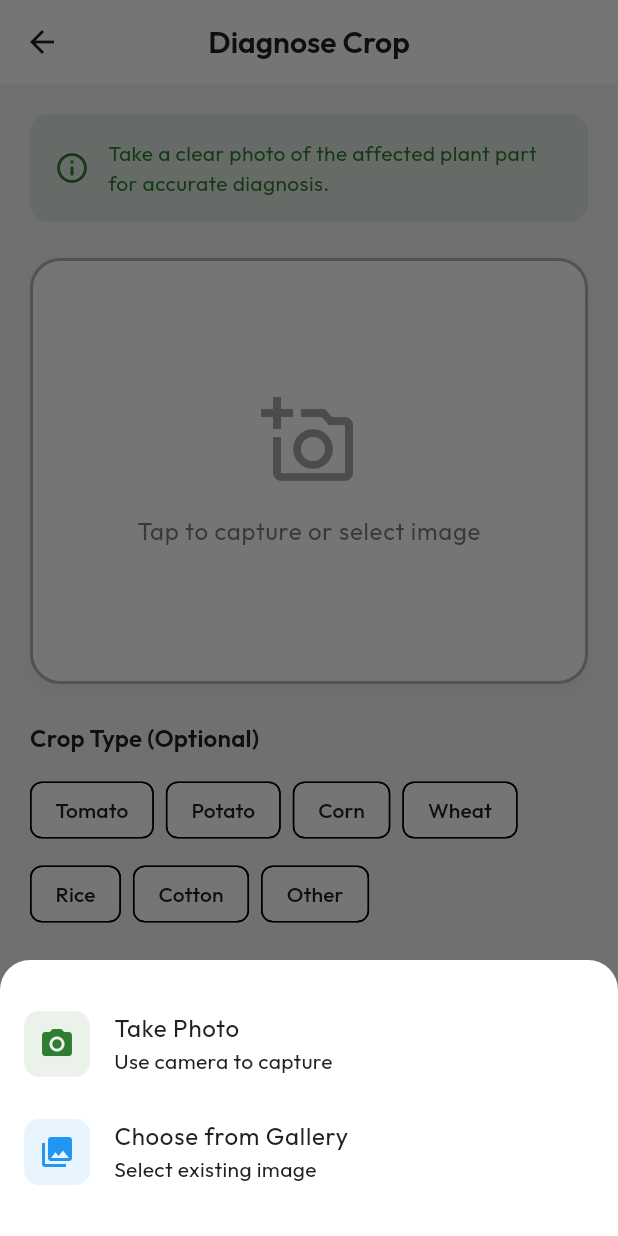
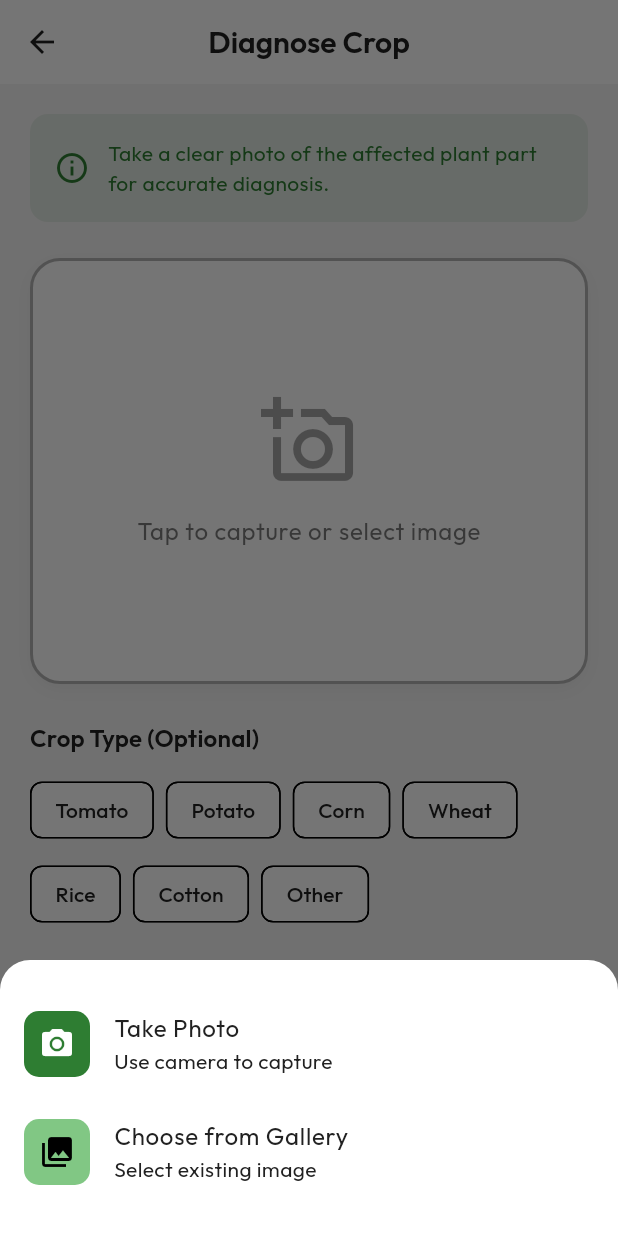
Before and after one commit to akshayks13/AI-Crop-Disease-Diagnosis-System, a Flutter app: the DiagnosisScreen screen opened by its route, after a tap on "Tap to capture or select image", on a phone screen of 412 x 824 dp. Run offline on Flutter 3.47's test engine with Material 3 defaults, Android fonts, the light colour scheme and no system bars; our stand-ins replace dio, flutter_dotenv, flutter_riverpod, flutter_secure_storage, flutter_tts, geolocator and 4 more; accounts and stored records are empty.

Commit message:
updated more pages to follow theme

```diff
--- a/frontend/flutter_app/lib/features/diagnosis/screens/diagnosis_screen.dart
+++ b/frontend/flutter_app/lib/features/diagnosis/screens/diagnosis_screen.dart
@@ -4,7 +4,6 @@ import 'package:flutter_riverpod/flutter_riverpod.dart';
 import 'package:image_picker/image_picker.dart';
 
 import '../../../../config/routes.dart';
-import '../../../../config/theme.dart';
 import '../../../../core/api/api_client.dart';
 import '../../../../core/api/api_config.dart';
 
@@ -51,9 +50,11 @@ class _DiagnosisScreenState extends ConsumerState<DiagnosisScreen> {
         });
       }
     } catch (e) {
-      ScaffoldMessenger.of(context).showSnackBar(
-        SnackBar(content: Text('Error picking image: $e')),
-      );
+      if (mounted) {
+        ScaffoldMessenger.of(context).showSnackBar(
+          SnackBar(content: Text('Error picking image: $e')),
+        );
+      }
     }
   }
 
@@ -101,6 +102,7 @@ class _DiagnosisScreenState extends ConsumerState<DiagnosisScreen> {
   @override
   Widget build(BuildContext context) {
     final theme = Theme.of(context);
+    final colorScheme = theme.colorScheme;
 
     return Scaffold(
       appBar: AppBar(
@@ -115,17 +117,17 @@ class _DiagnosisScreenState extends ConsumerState<DiagnosisScreen> {
             Container(
               padding: const EdgeInsets.all(16),
               decoration: BoxDecoration(
-                color: AppTheme.primaryGreen.withOpacity(0.1),
+                color: colorScheme.primary.withValues(alpha: 0.1),
                 borderRadius: BorderRadius.circular(12),
               ),
               child: Row(
                 children: [
-                  Icon(Icons.info_outline, color: AppTheme.primaryGreen),
+                  Icon(Icons.info_outline, color: colorScheme.primary),
                   const SizedBox(width: 12),
                   Expanded(
                     child: Text(
                       'Take a clear photo of the affected plant part for accurate diagnosis.',
-                      style: TextStyle(color: AppTheme.primaryGreen),
+                      style: TextStyle(color: colorScheme.primary),
                     ),
                   ),
                 ],
@@ -143,13 +145,13 @@ class _DiagnosisScreenState extends ConsumerState<DiagnosisScreen> {
                   color: theme.colorScheme.surface,
                   borderRadius: BorderRadius.circular(20),
                   border: Border.all(
-                    color: theme.colorScheme.outline.withOpacity(0.3),
+                    color: theme.colorScheme.outline.withValues(alpha: 0.3),
                     width: 2,
                     style: BorderStyle.solid,
                   ),
                   boxShadow: [
                     BoxShadow(
-                      color: Colors.black.withOpacity(0.05),
+                      color: Colors.black.withValues(alpha: 0.05),
                       blurRadius: 10,
                       offset: const Offset(0, 4),
                     ),
@@ -172,18 +174,18 @@ class _DiagnosisScreenState extends ConsumerState<DiagnosisScreen> {
                           Container(
                             padding: const EdgeInsets.symmetric(vertical: 12),
                             decoration: BoxDecoration(
-                              color: Colors.red.shade50,
+                              color: colorScheme.errorContainer,
                               borderRadius: const BorderRadius.vertical(bottom: Radius.circular(18)),
                             ),
                             child: Row(
                               mainAxisAlignment: MainAxisAlignment.center,
                               children: [
-                                Icon(Icons.delete_outline, color: Colors.red.shade700),
+                                Icon(Icons.delete_outline, color: colorScheme.onErrorContainer),
                                 const SizedBox(width: 8),
                                 Text(
                                   'Remove Image',
                                   style: TextStyle(
-                                    color: Colors.red.shade700,
+                                    color: colorScheme.onErrorContainer,
                                     fontWeight: FontWeight.bold,
                                   ),
                                 ),
@@ -200,13 +202,13 @@ class _DiagnosisScreenState extends ConsumerState<DiagnosisScreen> {
                             Icon(
                               Icons.add_a_photo_outlined,
                               size: 64,
-                              color: theme.colorScheme.onSurface.withOpacity(0.4),
+                              color: theme.colorScheme.onSurface.withValues(alpha: 0.4),
                             ),
                             const SizedBox(height: 16),
                             Text(
                               'Tap to capture or select image',
                               style: theme.textTheme.bodyLarge?.copyWith(
-                                color: theme.colorScheme.onSurface.withOpacity(0.6),
+                                color: theme.colorScheme.onSurface.withValues(alpha: 0.6),
                               ),
                             ),
                           ],
@@ -238,11 +240,12 @@ class _DiagnosisScreenState extends ConsumerState<DiagnosisScreen> {
                       _cropType = selected ? crop.toLowerCase() : null;
                     });
                   },
-                  selectedColor: AppTheme.primaryGreen.withOpacity(0.2),
+                  selectedColor: colorScheme.primaryContainer,
                   labelStyle: TextStyle(
-                    color: isSelected ? AppTheme.primaryGreen : null,
+                    color: isSelected ? colorScheme.onPrimaryContainer : null,
                     fontWeight: isSelected ? FontWeight.bold : null,
                   ),
+                  backgroundColor: theme.canvasColor, // Or surfaceContainerHighest
                 );
               }).toList(),
             ),
@@ -257,16 +260,20 @@ class _DiagnosisScreenState extends ConsumerState<DiagnosisScreen> {
                     ? _analyzeCrop
                     : null,
                 icon: _isProcessing
-                    ? const SizedBox(
+                    ? SizedBox(
                         width: 20,
                         height: 20,
                         child: CircularProgressIndicator(
                           strokeWidth: 2,
-                          color: Colors.white,
+                          color: colorScheme.onPrimary,
                         ),
                       )
                     : const Icon(Icons.science_outlined),
                 label: Text(_isProcessing ? 'Analyzing...' : 'Analyze Crop'),
+                style: ElevatedButton.styleFrom(
+                  backgroundColor: colorScheme.primary,
+                  foregroundColor: colorScheme.onPrimary,
+                ),
               ),
             ),
           ],
@@ -276,6 +283,9 @@ class _DiagnosisScreenState extends ConsumerState<DiagnosisScreen> {
   }
 
   void _showImagePickerOptions() {
+    final theme = Theme.of(context);
+    final colorScheme = theme.colorScheme;
+
     showModalBottomSheet(
       context: context,
       shape: const RoundedRectangleBorder(
@@ -291,10 +301,10 @@ class _DiagnosisScreenState extends ConsumerState<DiagnosisScreen> {
                 leading: Container(
                   padding: const EdgeInsets.all(10),
                   decoration: BoxDecoration(
-                    color: AppTheme.primaryGreen.withOpacity(0.1),
+                    color: colorScheme.primaryContainer,
                     borderRadius: BorderRadius.circular(10),
                   ),
-                  child: Icon(Icons.camera_alt, color: AppTheme.primaryGreen),
+                  child: Icon(Icons.camera_alt, color: colorScheme.onPrimaryContainer),
                 ),
                 title: const Text('Take Photo'),
                 subtitle: const Text('Use camera to capture'),
@@ -307,10 +317,10 @@ class _DiagnosisScreenState extends ConsumerState<DiagnosisScreen> {
                 leading: Container(
                   padding: const EdgeInsets.all(10),
                   decoration: BoxDecoration(
-                    color: Colors.blue.withOpacity(0.1),
+                    color: colorScheme.secondaryContainer,
                     borderRadius: BorderRadius.circular(10),
                   ),
-                  child: const Icon(Icons.photo_library, color: Colors.blue),
+                  child: Icon(Icons.photo_library, color: colorScheme.onSecondaryContainer),
                 ),
                 title: const Text('Choose from Gallery'),
                 subtitle: const Text('Select existing image'),
```
Also changed, not shown: frontend/flutter_app/lib/features/encyclopedia/screens/encyclopedia_screen.dart (+92 -82 lines).
